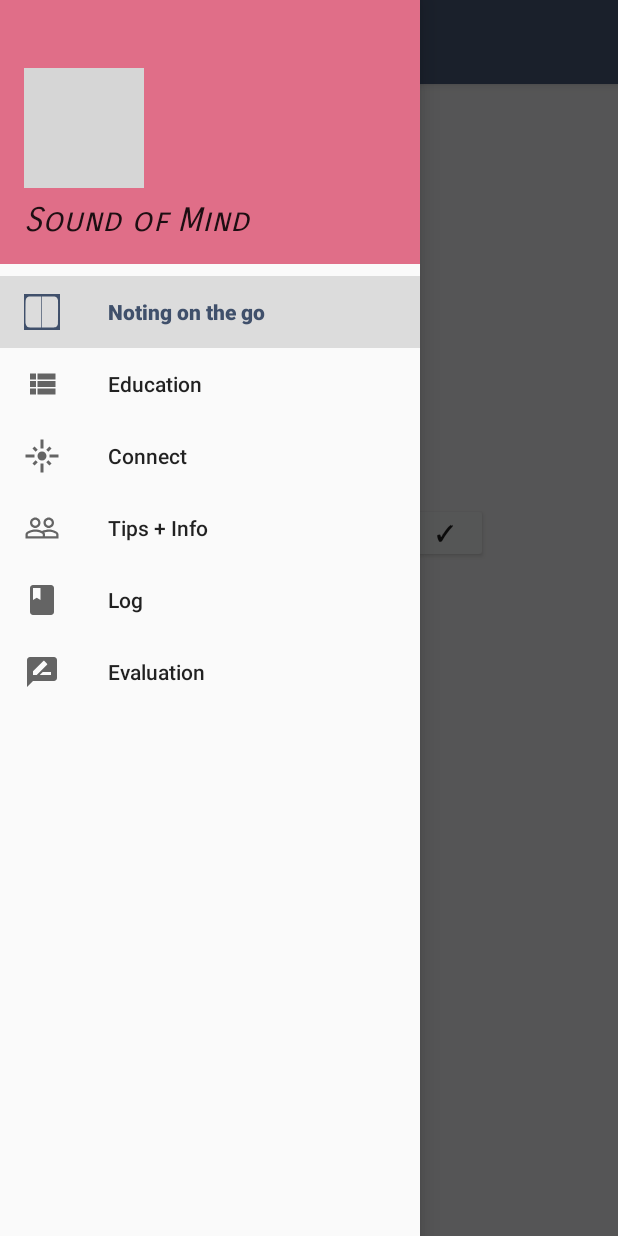
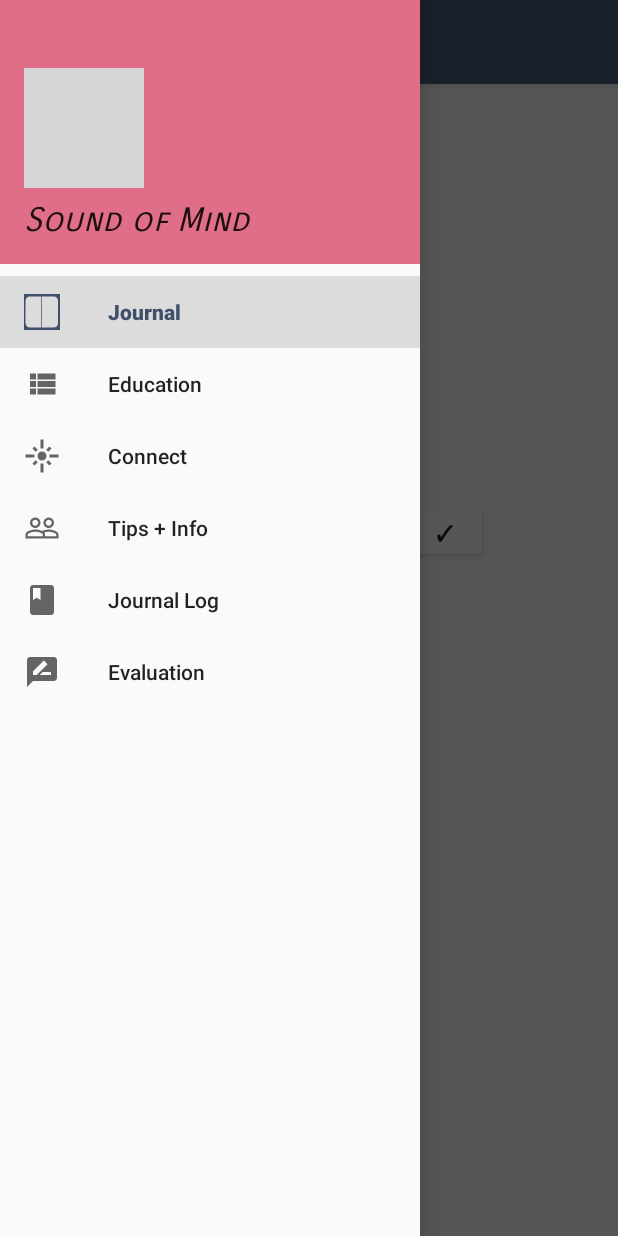
Before and after one commit to jlin180/SoM, an Android app: the screen it shows after launch (MainActivity), with the side drawer open, on a phone screen of 412 x 824 dp. Run offline under Robolectric (Android 15) with nearby library versions, the light colour scheme and no system bars; our stand-ins replace Firebase (no records; nobody signed in at launch, a user with empty details on screens opened directly); grey boxes are pictures that could not be loaded.

Commit message:
redesigning interface

```diff
--- a/app/src/main/res/menu/drawer_menu.xml
+++ b/app/src/main/res/menu/drawer_menu.xml
@@ -13,7 +13,7 @@
         <item
             android:id="@+id/nav_noting_item"
             android:icon="@drawable/ic_education_btn"
-            android:title="Noting on the go" />
+            android:title="Journal" />
 
         <item
             android:id="@+id/nav_education_item"
@@ -33,7 +33,7 @@
         <item
             android:id="@+id/nav_log_item"
             android:icon="@drawable/ic_book"
-            android:title="Log" />
+            android:title="Journal Log" />
 
         <item
             android:id="@+id/nav_evaluation_item"
```
